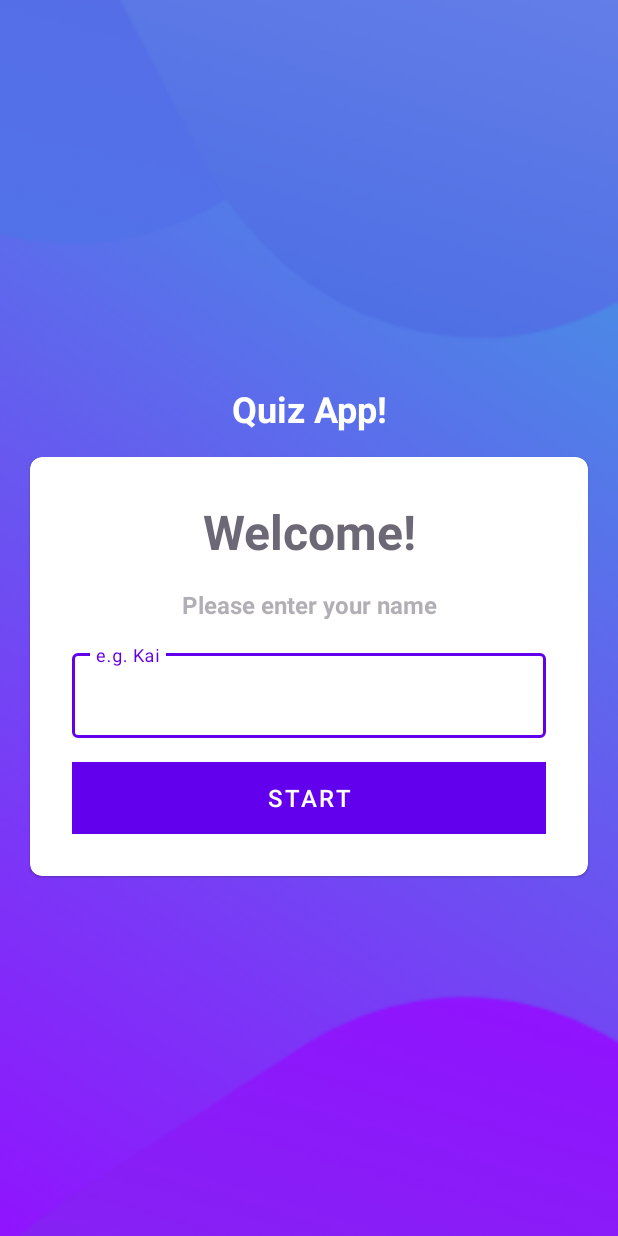
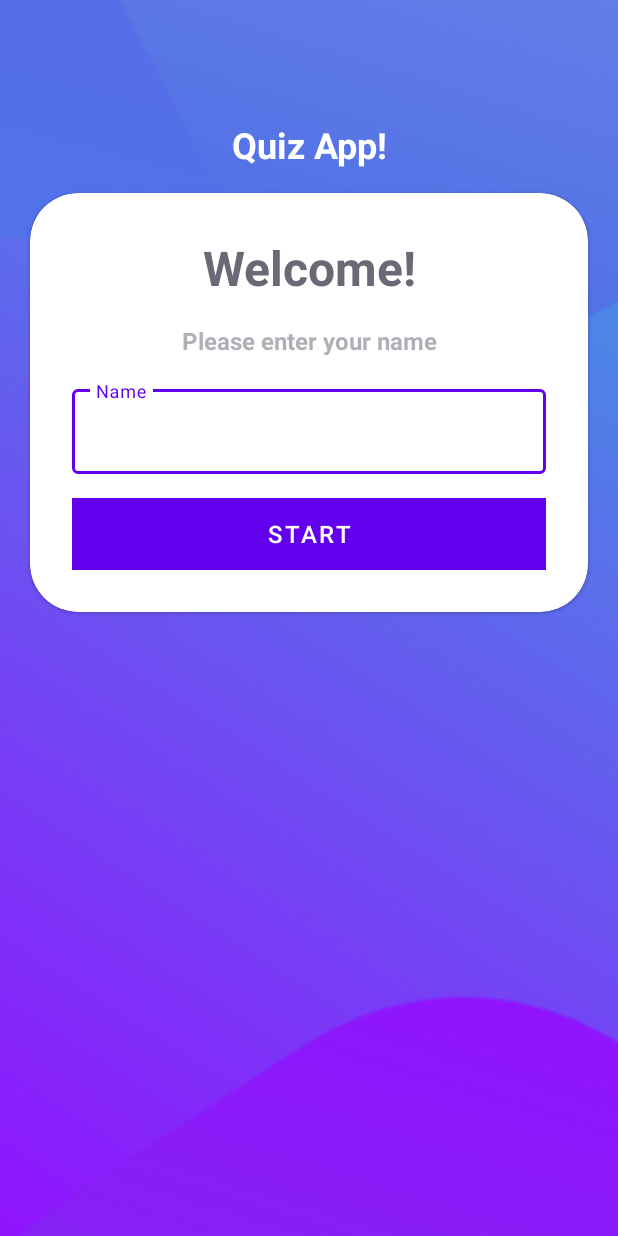
Before and after one commit to kaitran1910/QuizApp, an Android app: the screen it shows after launch (MainActivity), on a phone screen of 412 x 824 dp. Run offline under Robolectric (Android 15) with nearby library versions, the phone set to English and light mode, and no system bars.

```diff
--- a/app/src/main/AndroidManifest.xml
+++ b/app/src/main/AndroidManifest.xml
@@ -14,6 +14,9 @@
         android:theme="@style/Theme.Quiz"
         tools:targetApi="31">
         <activity
+            android:name=".QuizQuestionsActivity"
+            android:exported="false" />
+        <activity
             android:name=".MainActivity"
             android:exported="true"
             android:screenOrientation="portrait">
--- a/app/src/main/java/com/example/quiz/MainActivity.kt
+++ b/app/src/main/java/com/example/quiz/MainActivity.kt
@@ -1,11 +1,27 @@
 package com.example.quiz
 
+import android.content.Intent
 import androidx.appcompat.app.AppCompatActivity
 import android.os.Bundle
+import android.widget.Button
+import androidx.appcompat.widget.AppCompatEditText
 
 class MainActivity : AppCompatActivity() {
     override fun onCreate(savedInstanceState: Bundle?) {
         super.onCreate(savedInstanceState)
         setContentView(R.layout.activity_main)
+
+        val etName = findViewById<AppCompatEditText>(R.id.et_Name)
+        val btnStart = findViewById<Button>(R.id.btn_Start)
+
+        btnStart.setOnClickListener {
+            if (etName.text.toString().isEmpty()) {
+                etName.error = "Please enter your name"
+            } else {
+                val intent = Intent(this, QuizQuestionsActivity::class.java)
+                startActivity(intent)
+                finish()
+            }
+        }
     }
 }
--- a/app/src/main/res/layout/activity_main.xml
+++ b/app/src/main/res/layout/activity_main.xml
@@ -5,8 +5,9 @@
     android:layout_width="match_parent"
     android:layout_height="match_parent"
     android:background="@drawable/ic_bg"
-    android:gravity="center"
+    android:gravity="center_horizontal"
     android:orientation="vertical"
+    android:paddingTop="64dp"
     tools:context=".MainActivity">
 
     <TextView
@@ -25,7 +26,7 @@
         android:layout_marginStart="20dp"
         android:layout_marginEnd="20dp"
         android:background="@color/white"
-        app:cardCornerRadius="8dp">
+        app:cardCornerRadius="32dp">
 
         <LinearLayout
             android:layout_width="match_parent"
@@ -59,22 +60,25 @@
                 android:layout_marginTop="16dp">
 
                 <androidx.appcompat.widget.AppCompatEditText
+                    android:id="@+id/et_Name"
                     android:layout_width="match_parent"
                     android:layout_height="match_parent"
-                    android:hint="e.g. Kai"
+                    android:hint="Name"
                     android:inputType="textCapWords"
-                    android:textColor="@color/black"
-                    android:textColorHint="@color/textGreyLight" />
+                    android:textColor="@color/black"/>
             </com.google.android.material.textfield.TextInputLayout>
 
             <Button
+                android:id="@+id/btn_Start"
                 android:layout_width="match_parent"
                 android:layout_height="wrap_content"
                 android:layout_marginTop="16dp"
                 android:background="@color/design_default_color_primary"
                 android:text="Start"
                 android:textSize="16sp"
-                android:textColor="@color/white"/>
+                android:textColor="@color/white"
+                app:cornerRadius="16dp"
+                />
         </LinearLayout>
     </com.google.android.material.card.MaterialCardView>
 </LinearLayout>
```
Also changed, not shown: app/src/main/java/com/example/quiz/Constants.kt (added, +90 -0 lines), app/src/main/java/com/example/quiz/Question.kt (added, +12 -0 lines), app/src/main/java/com/example/quiz/QuizQuestionsActivity.kt (added, +13 -0 lines), app/src/main/res/layout/activity_quiz_questions.xml (added, +9 -0 lines), app/src/main/res/drawable/ic_flag_of_argentina.png (added), app/src/main/res/drawable/ic_flag_of_australia.png (added), app/src/main/res/drawable/ic_flag_of_belgium.png (added), app/src/main/res/drawable/ic_flag_of_brazil.png (added), app/src/main/res/drawable/ic_flag_of_denmark.png (added), app/src/main/res/drawable/ic_flag_of_fiji.png (added), app/src/main/res/drawable/ic_flag_of_germany.png (added), app/src/main/res/drawable/ic_flag_of_india.png (added), app/src/main/res/drawable/ic_flag_of_kuwait.png (added), app/src/main/res/drawable/ic_flag_of_new_zealand.png (added).
